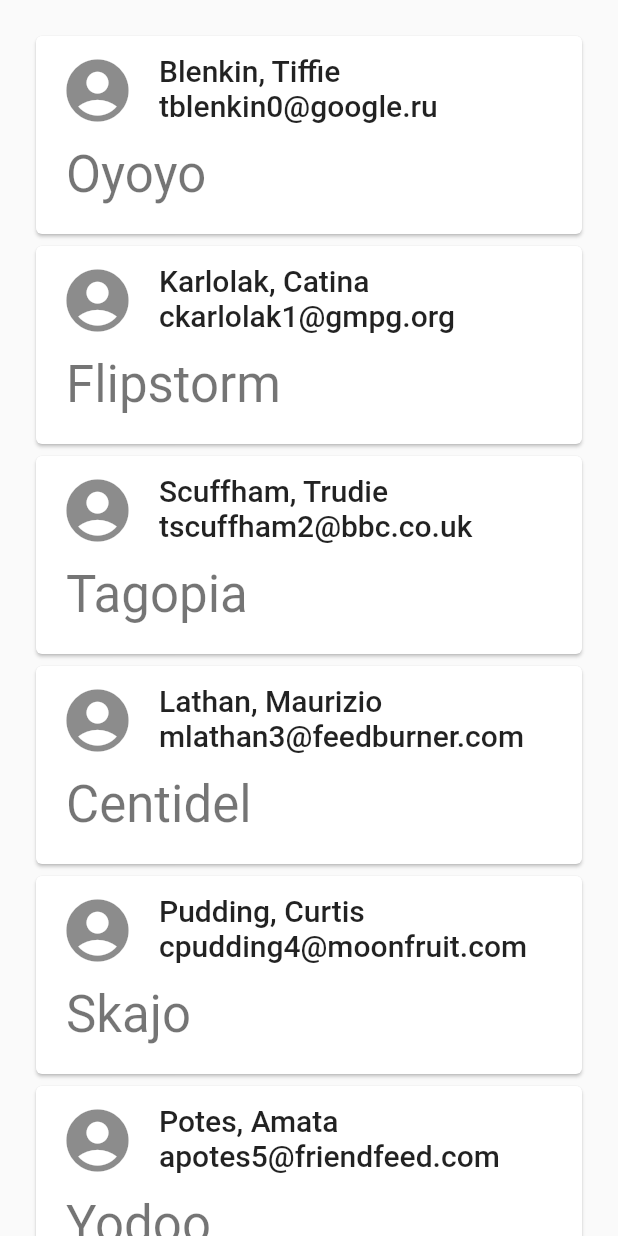
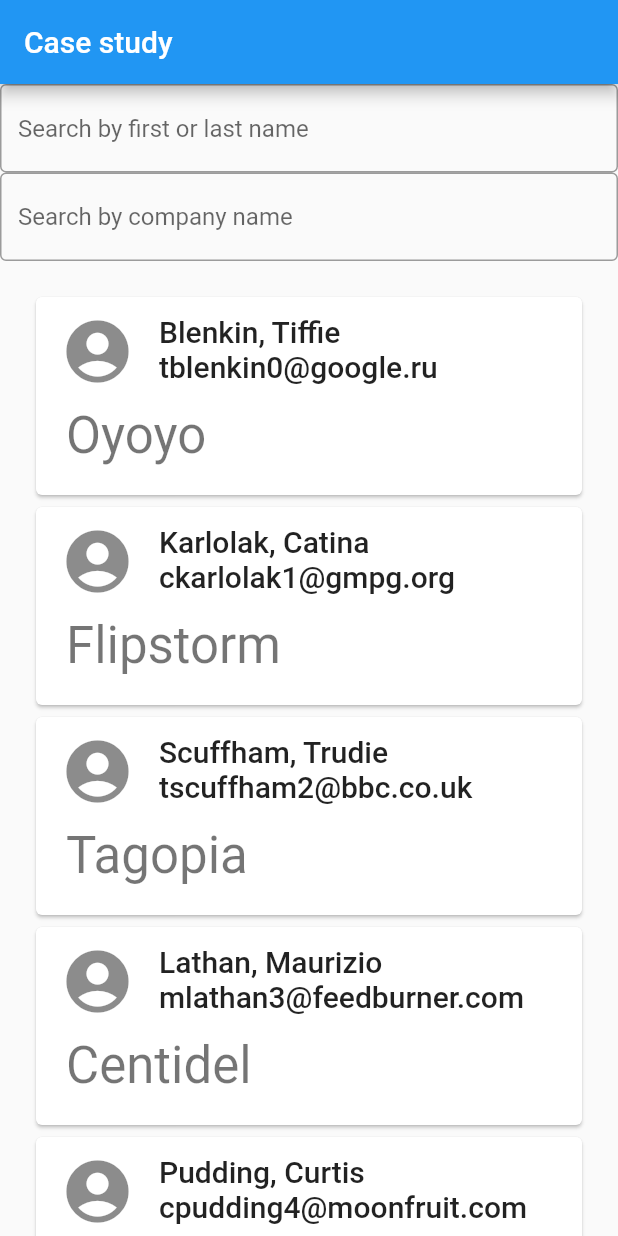
Before and after one commit to carlosfvp/case-study, a Flutter app: the CompaniesListView screen opened directly, on a phone screen of 412 x 824 dp. Run offline on Flutter 3.47's test engine with Material 2 defaults, Android fonts, the phone set to English and light mode, and no system bars; our stand-ins replace get.

```diff
--- a/lib/controllers/app_controller.dart
+++ b/lib/controllers/app_controller.dart
@@ -1,4 +1,3 @@
-
 import 'dart:convert';
 
 import 'package:casestudy/models/company.dart';
@@ -10,19 +9,39 @@ class AppController extends GetxController {
   var companies = <Company>[].obs;
   var employees = <Employee>[].obs;
 
+  var companyContactNameFilter = "".obs;
+  var companyNameFilter = "".obs;
+
+  var employeeNameFilter = "".obs;
+
+  setCompanyContactNameFilter(String contactName) {
+    companyContactNameFilter.value = contactName;
+  }
+
+  setCompanyNameFilter(String companyName) {
+    companyNameFilter.value = companyName;
+  }
+
+  setEmployeeNameFilter(String employeeName) {
+    employeeNameFilter.value = employeeName;
+  }
+
   Future<void> readCompanyData() async {
-    final String response = await rootBundle.loadString('assets/company_data.json');
+    final String response =
+        await rootBundle.loadString('assets/company_data.json');
     final data = await json.decode(response);
-    for(var jsonRow in data) {
+    for (var jsonRow in data) {
       companies.add(Company.fromJson(jsonRow));
     }
   }
 
   Future<void> readEmployeeData() async {
-    final String response = await rootBundle.loadString('assets/employee_data.json');
+    final String response =
+        await rootBundle.loadString('assets/employee_data.json');
     final data = await json.decode(response);
-    for(var jsonRow in data) {
-      employees.add(Employee.fromJson(jsonRow, getCompany(jsonRow["company_id"] as int)));
+    for (var jsonRow in data) {
+      employees.add(
+          Employee.fromJson(jsonRow, getCompany(jsonRow["company_id"] as int)));
     }
   }
 
--- a/lib/models/employee.dart
+++ b/lib/models/employee.dart
@@ -1,4 +1,3 @@
-
 import 'package:casestudy/controllers/app_controller.dart';
 
 import 'company.dart';
@@ -12,7 +11,9 @@ class Employee {
   Company company;
 
   Employee();
-  Employee.fromProps(String first_name, String last_name, String email, String avatar, Company company_id) {
+
+  Employee.fromProps(String first_name, String last_name, String email,
+      String avatar, Company company_id) {
     this.first_name = first_name;
     this.last_name = last_name;
     this.email = email;
--- a/lib/views/companies/companies_list_view.dart
+++ b/lib/views/companies/companies_list_view.dart
@@ -1,10 +1,9 @@
-
 import 'package:casestudy/controllers/app_controller.dart';
 import 'package:casestudy/models/company.dart';
+import 'package:casestudy/views/employees/empoyees_list_view.dart';
 import 'package:flutter/cupertino.dart';
 import 'package:flutter/material.dart';
 import 'package:get/get.dart';
-
 
 class CompaniesListView extends StatelessWidget {
   AppController controller = Get.find();
@@ -13,11 +12,19 @@ class CompaniesListView extends StatelessWidget {
   Widget buildCompanyElement(Company c) {
     return Center(
       child: Card(
+        child: InkWell(
+          splashColor: Colors.blue.withAlpha(30),
+          onTap: () {
+            Get.to(EmployeesListView(companyIdFilter: c.id));
+          },
           child: Column(
             mainAxisSize: MainAxisSize.min,
             children: <Widget>[
               ListTile(
-              leading: Icon(Icons.account_circle, size: 50,),
+                leading: Icon(
+                  Icons.account_circle,
+                  size: 50,
+                ),
                 title: Text(c.contact_last_name + ", " + c.contact_first_name,
                     style: Theme.of(_context).textTheme.headline6),
                 subtitle: Text(c.email,
@@ -26,11 +33,13 @@ class CompaniesListView extends StatelessWidget {
               Row(
                 mainAxisAlignment: MainAxisAlignment.start,
                 children: <Widget>[
-                const SizedBox(width: 20, height: 20,),
-                Column(
-                  mainAxisSize: MainAxisSize.min,
-                  children: <Widget>[
-                    Text(c.company_name, style: Theme.of(_context).textTheme.headline4),
+                  const SizedBox(
+                    width: 20,
+                    height: 20,
+                  ),
+                  Column(mainAxisSize: MainAxisSize.min, children: <Widget>[
+                    Text(c.company_name,
+                        style: Theme.of(_context).textTheme.headline4),
                     const SizedBox(height: 20),
                   ])
                 ],
@@ -38,24 +47,61 @@ class CompaniesListView extends StatelessWidget {
             ],
           ),
         ),
+      ),
     );
   }
 
-  Widget buildListView(List<Company> companies) {
+  Widget buildListView(List<Company> companies, String filterContactName,
+      String filterCompanyName) {
     return ListView(
       padding: const EdgeInsets.all(20),
-      //scrollDirection: Axis.vertical,
-      //shrinkWrap: true,
-      children: companies.map((c)=>buildCompanyElement(c)).toList(),
+      children: companies
+          .where((element) =>
+              element.contact_last_name
+                  .toLowerCase()
+                  .contains(filterContactName.toLowerCase()) ||
+              element.contact_first_name
+                  .toLowerCase()
+                  .contains(filterContactName.toLowerCase()))
+          .where((element) => element.company_name
+              .toLowerCase()
+              .contains(filterCompanyName.toLowerCase()))
+          .map((c) => buildCompanyElement(c))
+          .toList(),
     );
   }
 
   @override
   Widget build(context) {
     _context = context;
-    var listView = buildListView(controller.companies);
-    //listView = Obx(() => buildListView(controller.companies));
 
-    return Center(child: listView);
+    var listView = Obx(() => buildListView(
+        controller.companies,
+        controller.companyContactNameFilter.value,
+        controller.companyNameFilter.value));
+
+    return Scaffold(
+        appBar: AppBar(
+          title: Text("Case study"),
+        ),
+        body: Center(
+          child: Column(children: <Widget>[
+            TextField(
+                decoration: InputDecoration(
+                  border: OutlineInputBorder(),
+                  hintText: 'Search by first or last name',
+                ),
+                onChanged: (inputText) =>
+                    controller.setCompanyContactNameFilter(inputText)),
+            TextField(
+                decoration: InputDecoration(
+                  border: OutlineInputBorder(),
+                  hintText: 'Search by company name',
+                ),
+                onChanged: (inputText) =>
+                    controller.setCompanyNameFilter(inputText)),
+            Expanded(child: Center(child: listView))
+          ]),
+        ));
   }
 }
```
Also changed, not shown: lib/main.dart (+6 -11 lines), lib/views/employees/employee_form.dart (+13 -0 lines), lib/views/employees/empoyees_list_view.dart (+58 -18 lines), lib/models/company.dart (line endings or trailing spaces). Lines whose indentation alone changed are shown as unchanged.
